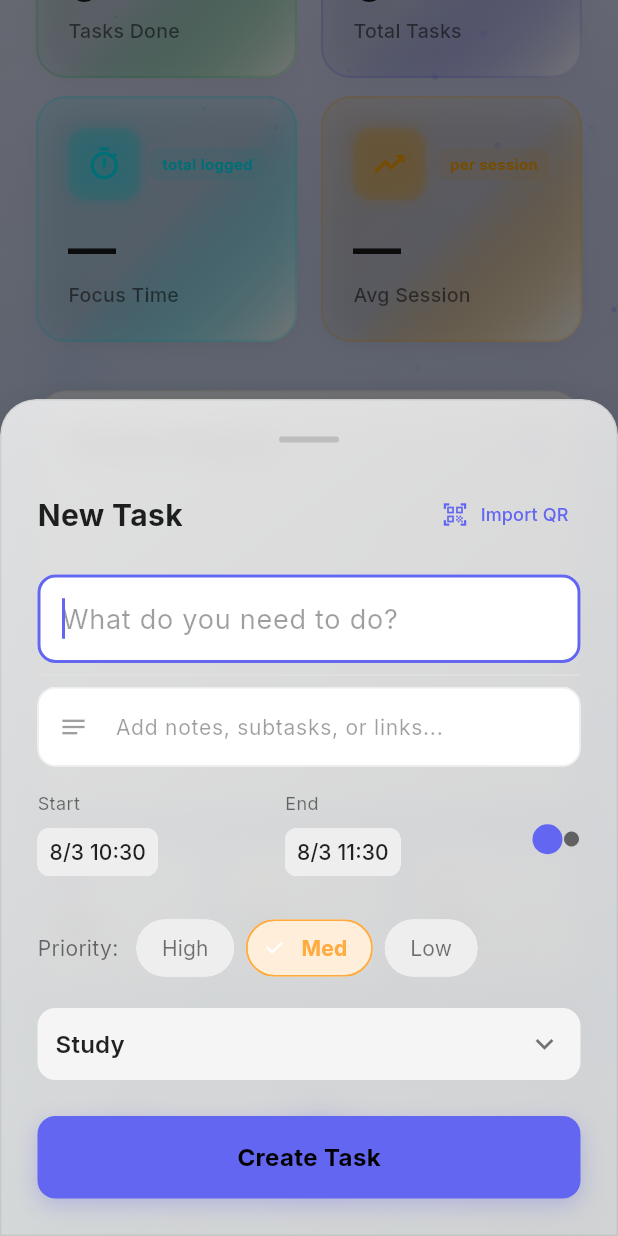
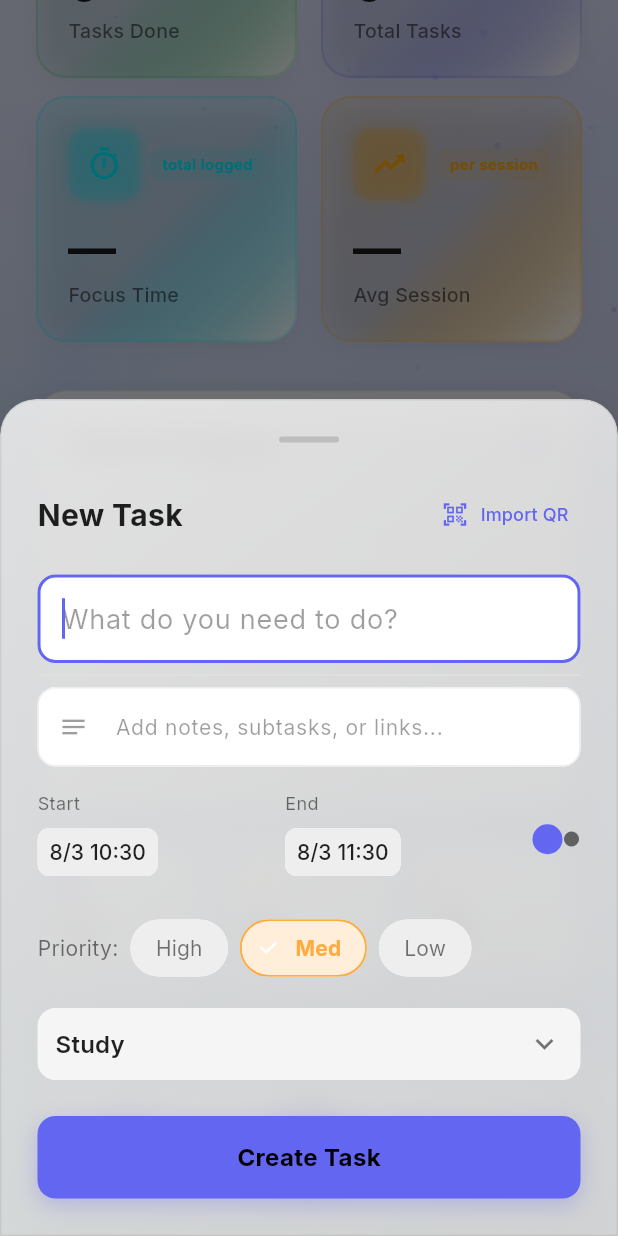
Before and after one commit to YellaReddyKaluvai/Study_planner_with_calendar-Flutter-Project-, a Flutter app: the HomePage screen opened by its route, scrolled down 324 dp, after a tap on the "add" icon, on a phone screen of 412 x 824 dp. Run offline on Flutter 3.47's test engine with Material 3 defaults, Android fonts, the phone set to English and light mode, and no system bars; drawn by our look-alikes of fl_chart, flutter_animate; our stand-ins replace cached_network_image, cloud_firestore, firebase_auth, firebase_core, firebase_storage, flutter_local_notifications and 15 more; missing offline and left inert: dart:html, dart:ui_web, mobile_scanner; accounts and stored records are empty; network calls fail.

```diff
--- /dev/null
+++ b/lib/core/widgets/platform_image.dart
@@ -0,0 +1 @@
+export 'platform_image_stub.dart' if (dart.library.html) 'platform_image_web.dart';
--- a/lib/presentation/features/focus/focus_timer_page.dart
+++ b/lib/presentation/features/focus/focus_timer_page.dart
@@ -382,7 +382,9 @@ class _FocusTimerPageState extends State<FocusTimerPage>
               const SizedBox(height: 24),
 
               // MM : SS picker
-              Row(
+              FittedBox(
+                fit: BoxFit.scaleDown,
+                child: Row(
                   mainAxisAlignment: MainAxisAlignment.center,
                   children: [
                     // Minutes
@@ -472,6 +474,7 @@ class _FocusTimerPageState extends State<FocusTimerPage>
                       ],
                     ),
                   ],
+                ),
               ),
 
               const SizedBox(height: 12),
--- a/lib/presentation/features/gamification/games/wordle/wordle_page.dart
+++ b/lib/presentation/features/gamification/games/wordle/wordle_page.dart
@@ -26,7 +26,7 @@ class _WordlePageState extends State<WordlePage> {
   @override
   void initState() {
     super.initState();
-    _targetWord = (_wordList..shuffle()).first;
+    _targetWord = (_wordList.toList()..shuffle()).first;
   }
 
   void _onKeyPressed(String key) {
@@ -106,7 +106,7 @@ class _WordlePageState extends State<WordlePage> {
 
   void _resetGame() {
     setState(() {
-      _targetWord = (_wordList..shuffle()).first;
+      _targetWord = (_wordList.toList()..shuffle()).first;
       _guesses = [];
       _currentGuess = '';
       _gameOver = false;
--- a/lib/presentation/features/home/home_page.dart
+++ b/lib/presentation/features/home/home_page.dart
@@ -304,12 +304,18 @@ class HomePage extends StatelessWidget {
         borderRadius: BorderRadius.circular(50),
         padding: const EdgeInsets.symmetric(horizontal: 16, vertical: 8),
         child: Row(
+          children: [
+            Expanded(
+              child: Row(
                 mainAxisAlignment: MainAxisAlignment.spaceEvenly,
                 children: [
                   _NavBarIcon(
                       icon: Icons.home_filled, index: 0, provider: navProvider),
                   _NavBarIcon(
                       icon: Icons.calendar_month, index: 1, provider: navProvider),
+                ],
+              ),
+            ),
             _AnimatedFAB(
               onPressed: () {
                 showModalBottomSheet(
@@ -320,8 +326,15 @@ class HomePage extends StatelessWidget {
                 );
               },
             ),
+            Expanded(
+              child: Row(
+                mainAxisAlignment: MainAxisAlignment.spaceEvenly,
+                children: [
                   _NavBarIcon(icon: Icons.games, index: 3, provider: navProvider),
                   _NavBarIcon(icon: Icons.person, index: 4, provider: navProvider),
+                ],
+              ),
+            ),
           ],
         ),
       ),
@@ -469,6 +482,8 @@ class _AnimatedFABState extends State<_AnimatedFAB>
               child: Transform.rotate(
                 angle: _rotateAnimation.value * 3.14159,
                 child: Container(
+                  width: 50,
+                  height: 50,
                   decoration: BoxDecoration(
                     shape: BoxShape.circle,
                     gradient: LinearGradient(
@@ -488,12 +503,15 @@ class _AnimatedFABState extends State<_AnimatedFAB>
                       ),
                     ],
                   ),
-                  child: FloatingActionButton(
-                    onPressed: _handlePress,
-                    backgroundColor: Colors.transparent,
-                    elevation: 0,
-                    mini: true,
-                    child: const Icon(Icons.add, color: Colors.white, size: 32),
+                  child: Material(
+                    color: Colors.transparent,
+                    child: InkWell(
+                      customBorder: const CircleBorder(),
+                      onTap: _handlePress,
+                      child: const Center(
+                        child: Icon(Icons.add, color: Colors.white, size: 28),
+                      ),
+                    ),
                   ),
                 ),
               ),
--- a/lib/presentation/features/tasks/widgets/task_creation_sheet.dart
+++ b/lib/presentation/features/tasks/widgets/task_creation_sheet.dart
@@ -237,13 +237,13 @@ class _TaskCreationSheetState extends State<TaskCreationSheet> {
             const SizedBox(height: 16),
 
             // Priority Selector
-            Row(
+            Wrap(
+              crossAxisAlignment: WrapCrossAlignment.center,
+              spacing: 8,
+              runSpacing: 8,
               children: [
                 Text("Priority:", style: TextStyle(color: subtextColor)),
-                const SizedBox(width: 12),
-                Wrap(
-                  spacing: 8,
-                  children: [1, 2, 3].map((priority) {
+                ...[1, 2, 3].map((priority) {
                   final isSelected = _selectedPriority == priority;
                   String label = priority == 1
                       ? "High"
@@ -274,8 +274,7 @@ class _TaskCreationSheetState extends State<TaskCreationSheet> {
                       ),
                     ),
                   );
-                  }).toList(),
-                ),
+                }),
               ],
             ),
 
```
Also changed, not shown: lib/core/data/database_helper.dart (+81 -2 lines), lib/core/services/gemini_service.dart (+18 -4 lines), lib/core/widgets/platform_image_stub.dart (added, +13 -0 lines), lib/core/widgets/platform_image_web.dart (added, +24 -0 lines), lib/features/profile/presentation/profile_page.dart (+3 -10 lines), lib/presentation/features/calendar/calendar_page.dart (+0 -35 lines), lib/presentation/features/chatbot/chatbot_page.dart (+7 -4 lines), lib/presentation/features/gamification/games/tetris/tetris_page.dart (+6 -1 lines), lib/presentation/features/gamification/games/tic_tac_toe/tic_tac_toe_page.dart (+6 -4 lines), lib/presentation/providers/chat_provider.dart (+11 -1 lines), lib/ui/screens/tasks_screen.dart (+3 -4 lines). Lines whose indentation alone changed are shown as unchanged.
